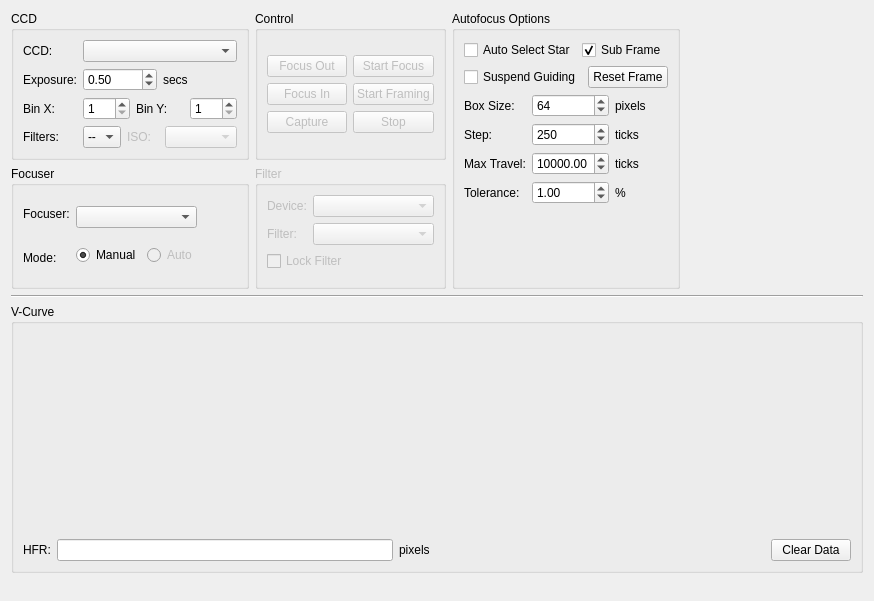
Before: the Qt Designer form kstars/ekos/focus.ui in KDE/kstars, drawn with Qt 5.
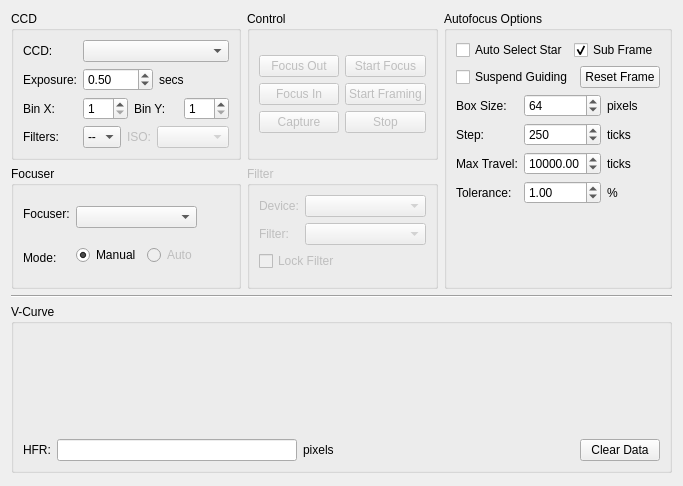
After: the same form once the commit is applied. Custom widgets are drawn as their Qt base class.

Commit message: Attempt to make the Ekos UI more laptop friendly

The edit to the form file:
```diff
--- a/kstars/ekos/focus.ui
+++ b/kstars/ekos/focus.ui
@@ -6,8 +6,8 @@
    <rect>
     <x>0</x>
     <y>0</y>
-    <width>874</width>
-    <height>601</height>
+    <width>654</width>
+    <height>486</height>
    </rect>
   </property>
   <layout class="QVBoxLayout" name="verticalLayout">
@@ -638,7 +638,7 @@
         <property name="minimumSize">
          <size>
           <width>200</width>
-          <height>200</height>
+          <height>100</height>
          </size>
         </property>
        </widget>
@@ -677,7 +677,7 @@
           <property name="sizeHint" stdset="0">
            <size>
             <width>40</width>
-            <height>20</height>
+            <height>13</height>
            </size>
           </property>
          </spacer>
@@ -702,7 +702,7 @@
      <property name="sizeHint" stdset="0">
       <size>
        <width>20</width>
-       <height>11</height>
+       <height>1</height>
       </size>
      </property>
     </spacer>
```
Left out of the diff: 2 changed lines with no effect on the pictures. The commit also changes 5 other files.
